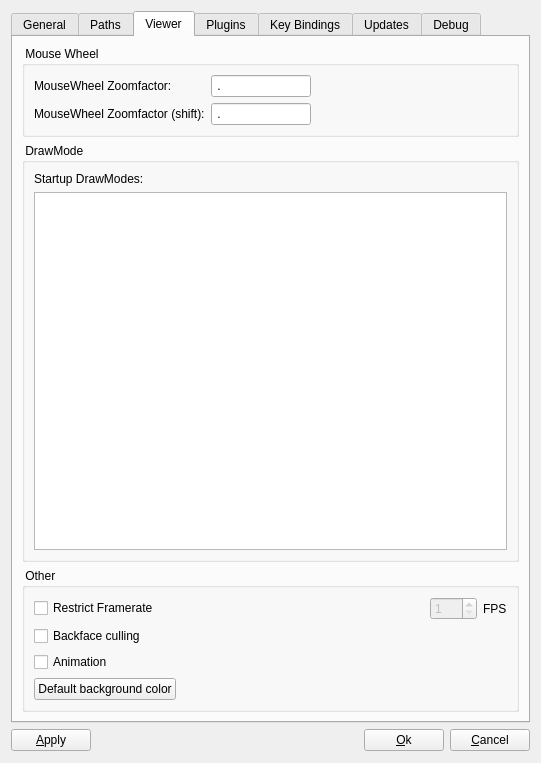
First picture: the form in OpenFlipper/widgets/optionsWidget/optionsWidget.ui, repository ShenRen/OpenFlipper, before the edit.
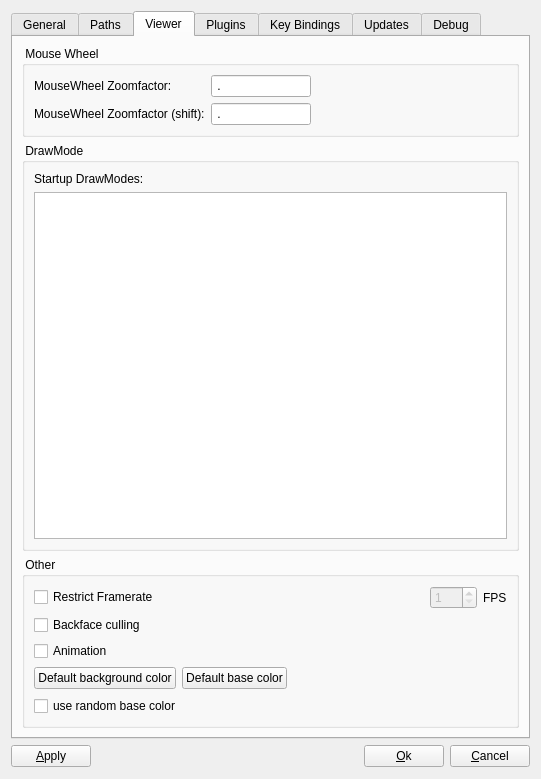
Second picture: the form after the edit. The open tabs and pages were chosen to show the change. Custom widgets are drawn as their Qt base class.

Commit message: added defaultBaseColor / randomBaseColor options

```diff
--- a/OpenFlipper/widgets/optionsWidget/optionsWidget.ui
+++ b/OpenFlipper/widgets/optionsWidget/optionsWidget.ui
@@ -6,7 +6,7 @@
     <x>0</x>
     <y>0</y>
     <width>541</width>
-    <height>763</height>
+    <height>779</height>
    </rect>
   </property>
   <property name="windowTitle" >
@@ -362,6 +362,13 @@
               </property>
              </widget>
             </item>
+            <item>
+             <widget class="QPushButton" name="baseColorButton" >
+              <property name="text" >
+               <string>Default base color</string>
+              </property>
+             </widget>
+            </item>
             <item>
              <spacer name="horizontalSpacer_6" >
               <property name="orientation" >
@@ -369,14 +376,21 @@
               </property>
               <property name="sizeHint" stdset="0" >
                <size>
-                <width>40</width>
-                <height>20</height>
+                <width>168</width>
+                <height>23</height>
                </size>
               </property>
              </spacer>
             </item>
            </layout>
           </item>
+          <item>
+           <widget class="QCheckBox" name="randomBaseColor" >
+            <property name="text" >
+             <string>use random base color</string>
+            </property>
+           </widget>
+          </item>
          </layout>
         </widget>
        </item>
```
Left out of the diff: 2 changed lines with no effect on the pictures. The commit also changes 8 other files.
